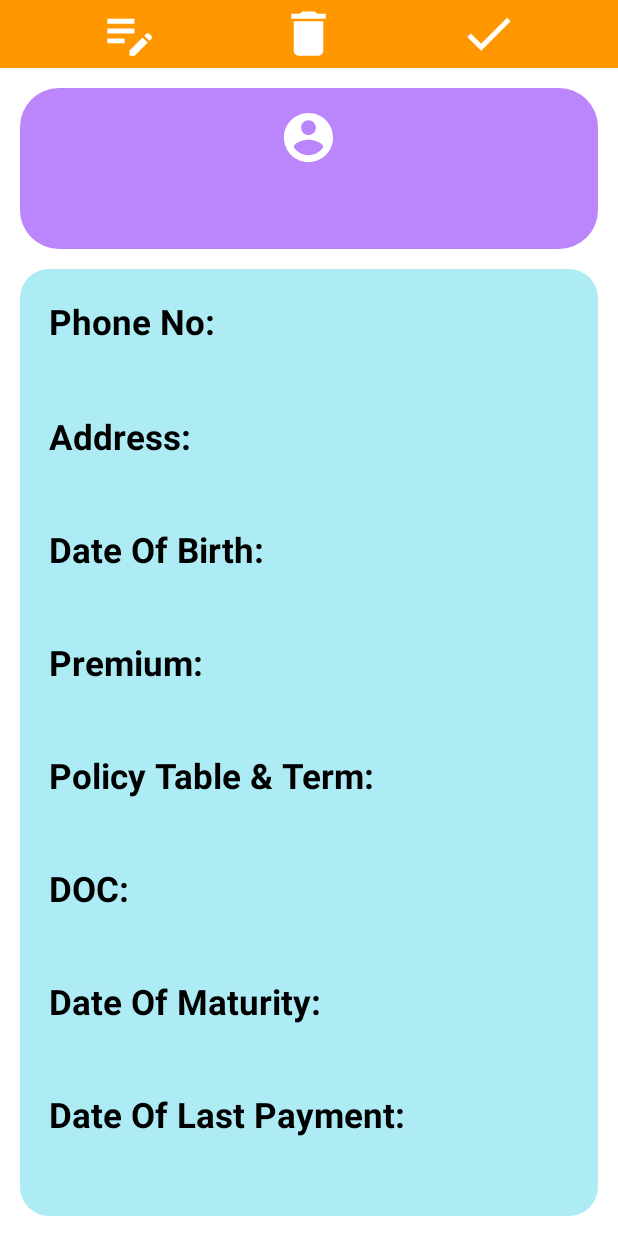
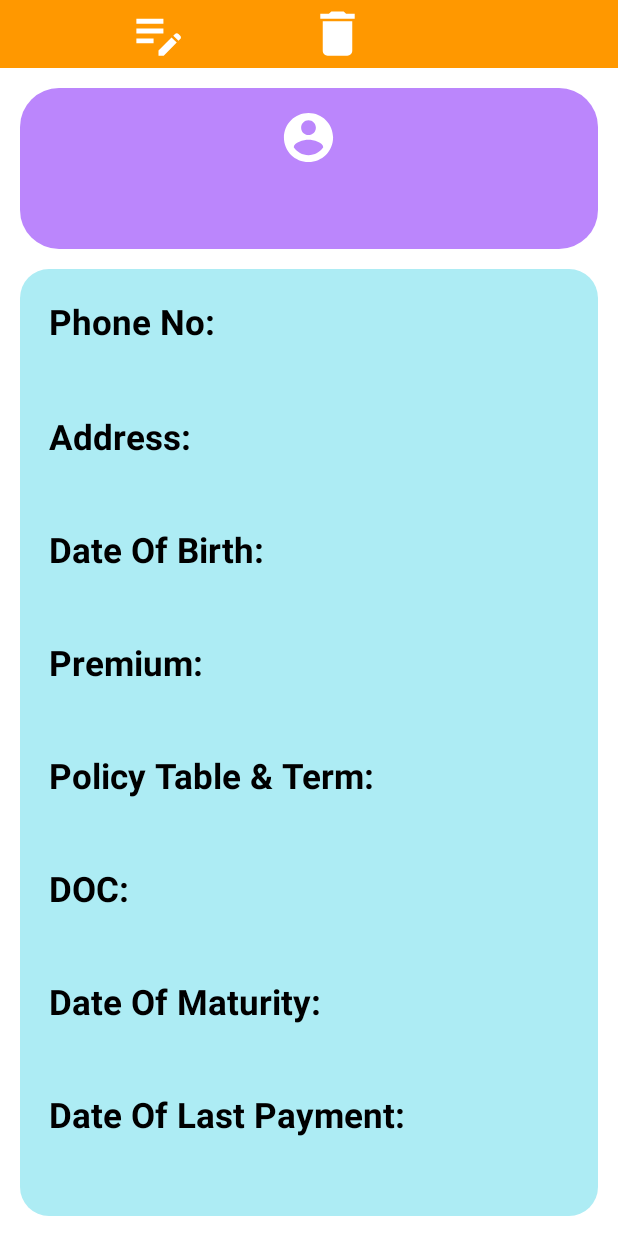
Before and after one commit to jyotirmoypatra/Lic-Agent-Register-Book, an Android app: the ViewDetailsActivity screen opened directly, with no data from a screen before it, on a phone screen of 412 x 824 dp. Run offline under Robolectric (Android 15) with nearby library versions, the phone set to English and light mode, and no system bars; our stand-ins replace Firebase (no records; nobody signed in at launch, a user with empty details on screens opened directly), sdp/ssp sizes.

Commit message:
Edit user details Mode Enable

```diff
--- a/app/src/main/res/layout/activity_view_details.xml
+++ b/app/src/main/res/layout/activity_view_details.xml
@@ -18,6 +18,7 @@
           android:layout_height="wrap_content"
           >
           <ImageView
+              android:id="@+id/edit_Btn"
               android:layout_gravity="center"
               android:layout_width="@dimen/_30sdp"
               android:layout_height="@dimen/_30sdp"
@@ -39,9 +40,11 @@
           android:gravity="right"
           android:layout_height="wrap_content">
           <ImageView
+              android:id="@+id/save_btn"
               android:layout_gravity="center"
               android:layout_width="@dimen/_30sdp"
               android:layout_height="@dimen/_30sdp"
+              android:visibility="gone"
               android:src="@drawable/ic_done"/>
       </LinearLayout>
 
@@ -62,16 +65,18 @@
             android:layout_width="@dimen/_30sdp"
             android:layout_height="@dimen/_30sdp"
             android:src="@drawable/ic_account"/>
-        <TextView
+        <EditText
             android:id="@+id/viewName"
            android:layout_marginTop="@dimen/_2sdp"
             android:layout_marginBottom="@dimen/_10sdp"
-            android:layout_width="match_parent"
+            android:layout_width="wrap_content"
             android:layout_height="wrap_content"
             android:textStyle="bold"
             android:textSize="@dimen/_22sdp"
             android:gravity="center"
-            android:textColor="@color/white"
+            android:textColor="@color/black"
+            android:enabled="false"
+            android:background="@null"
             android:text="UserName"/>
     </LinearLayout>
     <ScrollView
@@ -102,7 +107,7 @@
                     android:textStyle="bold"
                     android:textColor="@color/black"
                     android:textSize="@dimen/_18sdp"/>
-                <TextView
+                <EditText
                     android:id="@+id/viewPhoneNo"
                     android:layout_width="match_parent"
                     android:layout_height="wrap_content"
@@ -110,6 +115,8 @@
                     android:layout_marginTop="@dimen/_2sdp"
                     android:layout_marginLeft="@dimen/_2sdp"
                     android:textColor="@color/orange"
+                    android:enabled="false"
+                    android:background="@null"
                     android:textSize="@dimen/_15sdp"
                     />
             </LinearLayout>
@@ -126,7 +133,7 @@
                     android:textStyle="bold"
                     android:textColor="@color/black"
                     android:textSize="@dimen/_18sdp"/>
-                <TextView
+                <EditText
                     android:id="@+id/viewAddress"
                     android:layout_width="match_parent"
                     android:layout_height="wrap_content"
@@ -134,6 +141,8 @@
                     android:layout_marginTop="@dimen/_2sdp"
                     android:layout_marginLeft="@dimen/_2sdp"
                     android:textColor="@color/orange"
+                    android:enabled="false"
+                    android:background="@null"
                     android:textSize="@dimen/_15sdp"
                     />
             </LinearLayout>
@@ -150,7 +159,7 @@
                     android:textStyle="bold"
                     android:textColor="@color/black"
                     android:textSize="@dimen/_18sdp"/>
-                <TextView
+                <EditText
                     android:id="@+id/viewDob"
                     android:layout_width="match_parent"
                     android:layout_height="wrap_content"
@@ -158,6 +167,8 @@
                     android:layout_marginTop="@dimen/_2sdp"
                     android:layout_marginLeft="@dimen/_2sdp"
                     android:textColor="@color/orange"
+                    android:enabled="false"
+                    android:background="@null"
                     android:textSize="@dimen/_15sdp"
                     />
             </LinearLayout>
@@ -174,7 +185,7 @@
                     android:textStyle="bold"
                     android:textColor="@color/black"
                     android:textSize="@dimen/_18sdp"/>
-                <TextView
+                <EditText
                     android:id="@+id/viewPremium"
                     android:layout_width="match_parent"
                     android:layout_height="wrap_content"
@@ -182,6 +193,8 @@
                     android:layout_marginTop="@dimen/_2sdp"
                     android:layout_marginLeft="@dimen/_2sdp"
                     android:textColor="@color/orange"
+                    android:enabled="false"
+                    android:background="@null"
                     android:textSize="@dimen/_15sdp"
                     />
             </LinearLayout>
@@ -198,7 +211,7 @@
                     android:textStyle="bold"
                     android:textColor="@color/black"
                     android:textSize="@dimen/_18sdp"/>
-                <TextView
+                <EditText
                     android:id="@+id/viewPolicyTable"
                     android:layout_width="match_parent"
                     android:layout_height="wrap_content"
@@ -206,6 +219,8 @@
                     android:layout_marginTop="@dimen/_2sdp"
                     android:layout_marginLeft="@dimen/_2sdp"
                     android:textColor="@color/orange"
+                    android:enabled="false"
+                    android:background="@null"
                     android:textSize="@dimen/_15sdp"
                     />
             </LinearLayout>
@@ -222,7 +237,7 @@
                     android:textStyle="bold"
                     android:textColor="@color/black"
                     android:textSize="@dimen/_18sdp"/>
-                <TextView
+                <EditText
                     android:id="@+id/viewDoc"
                     android:layout_width="match_parent"
                     android:layout_height="wrap_content"
@@ -230,6 +245,8 @@
                     android:layout_marginTop="@dimen/_2sdp"
                     android:layout_marginLeft="@dimen/_2sdp"
                     android:textColor="@color/orange"
+                    android:enabled="false"
+                    android:background="@null"
                     android:textSize="@dimen/_15sdp"
                     />
             </LinearLayout>
@@ -246,7 +263,7 @@
                     android:textStyle="bold"
                     android:textColor="@color/black"
                     android:textSize="@dimen/_18sdp"/>
-                <TextView
+                <EditText
                     android:id="@+id/viewDom"
                     android:layout_width="match_parent"
                     android:layout_height="wrap_content"
@@ -254,6 +271,8 @@
                     android:layout_marginTop="@dimen/_2sdp"
                     android:layout_marginLeft="@dimen/_2sdp"
                     android:textColor="@color/orange"
+                    android:enabled="false"
+                    android:background="@null"
                     android:textSize="@dimen/_15sdp"
                     />
             </LinearLayout>
@@ -270,7 +289,7 @@
                     android:textStyle="bold"
                     android:textColor="@color/black"
                     android:textSize="@dimen/_18sdp"/>
-                <TextView
+                <EditText
                     android:id="@+id/viewDLP"
                     android:layout_width="match_parent"
                     android:layout_height="wrap_content"
@@ -278,6 +297,8 @@
                     android:layout_marginTop="@dimen/_2sdp"
                     android:layout_marginLeft="@dimen/_2sdp"
                     android:textColor="@color/orange"
+                    android:enabled="false"
+                    android:background="@null"
                     android:textSize="@dimen/_15sdp"
                     />
             </LinearLayout>
```
Also changed, not shown: app/src/main/java/com/jyotirmoy/licagentregister/ViewDetailsActivity.java (+64 -2 lines).
